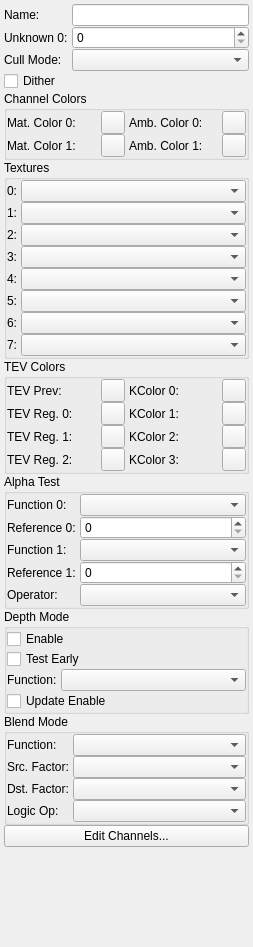
blank63/j3dview, file widgets/MaterialForm.ui: the form before one commit.
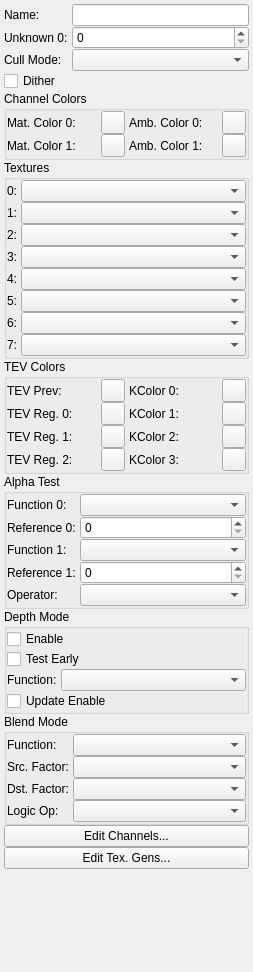
The form after the commit.

Commit message: Added texcoord generator dialog

```diff
--- a/widgets/MaterialForm.ui
+++ b/widgets/MaterialForm.ui
@@ -7,7 +7,7 @@
     <x>0</x>
     <y>0</y>
     <width>253</width>
-    <height>947</height>
+    <height>972</height>
    </rect>
   </property>
   <property name="windowTitle">
@@ -730,6 +730,13 @@
      </property>
     </widget>
    </item>
+   <item row="13" column="0" colspan="2">
+    <widget class="QPushButton" name="edit_texcoord_generators_button">
+     <property name="text">
+      <string>Edit Tex. Gens...</string>
+     </property>
+    </widget>
+   </item>
   </layout>
  </widget>
  <tabstops>
```
The commit also changes 8 other files.
